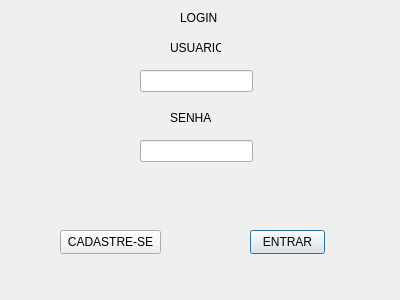
The window that GUI_BIBLIOTECA/loginwindow.ui (gabriotz/Project-edoo) describes before a commit, drawn with Qt 5.
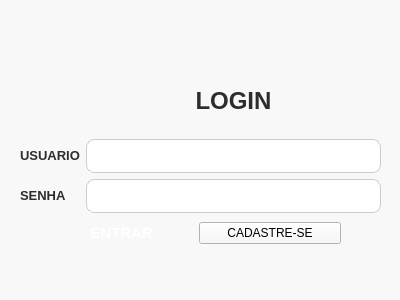
The same window after the commit.

```diff
--- a/GUI_BIBLIOTECA/loginwindow.ui
+++ b/GUI_BIBLIOTECA/loginwindow.ui
@@ -13,90 +13,146 @@
   <property name="windowTitle">
    <string>Dialog</string>
   </property>
-  <widget class="QLabel" name="label">
+  <property name="autoFillBackground">
+   <bool>false</bool>
+  </property>
+  <property name="styleSheet">
+   <string notr="true">background-color: rgb(248, 248, 248);</string>
+  </property>
+  <widget class="QWidget" name="layoutWidget">
    <property name="geometry">
     <rect>
-     <x>180</x>
-     <y>10</y>
-     <width>41</width>
-     <height>16</height>
+     <x>50</x>
+     <y>210</y>
+     <width>291</width>
+     <height>46</height>
     </rect>
    </property>
-   <property name="text">
-    <string>LOGIN</string>
-   </property>
+   <layout class="QHBoxLayout" name="horizontalLayout">
+    <item>
+     <widget class="QPushButton" name="loginButton">
+      <property name="styleSheet">
+       <string notr="true">background: qlineargradient(
+    x1:0, y1:0, x2:1, y2:0,
+    stop:0 #8B0000, stop:1 #ED1C24
+);
+color: white;
+border: none;
+padding: 12px 20px;
+font-size: 15px;
+font-weight: bold;
+border-radius: 10px;
+text-align: center;
+
+</string>
+      </property>
+      <property name="text">
+       <string>ENTRAR</string>
+      </property>
+     </widget>
+    </item>
+    <item>
+     <widget class="QPushButton" name="registerButton">
+      <property name="styleSheet">
+       <string notr="true">background: qlineargradient(
+    x1:0, y1:0, x2:1, y2:0,
+    stop:0 #8B0000, stop:1 #ED1C24
+);
+color: white;
+border: none;
+padding: 12px 20px;
+font-size: 15px;
+font-weight: bold;
+border-radius: 10px;
+text-align: center;
+
+hover {
+    background: qlineargradient(
+        x1:0, y1:0, x2:1, y2:0,
+        stop:0 #A00000, stop:1 #FF3030
+    );
+}
+</string>
+      </property>
+      <property name="text">
+       <string>CADASTRE-SE</string>
+      </property>
+     </widget>
+    </item>
+   </layout>
   </widget>
-  <widget class="QLineEdit" name="loginLineEdit">
+  <widget class="QWidget" name="layoutWidget">
    <property name="geometry">
     <rect>
-     <x>140</x>
+     <x>20</x>
      <y>70</y>
-     <width>113</width>
-     <height>22</height>
+     <width>361</width>
+     <height>143</height>
     </rect>
    </property>
-  </widget>
-  <widget class="QLabel" name="label_2">
-   <property name="geometry">
-    <rect>
-     <x>170</x>
-     <y>40</y>
-     <width>51</width>
-     <height>16</height>
-    </rect>
-   </property>
-   <property name="text">
-    <string>USUARIO</string>
-   </property>
-  </widget>
-  <widget class="QLabel" name="label_3">
-   <property name="geometry">
-    <rect>
-     <x>170</x>
-     <y>110</y>
-     <width>51</width>
-     <height>16</height>
-    </rect>
-   </property>
-   <property name="text">
-    <string>SENHA</string>
-   </property>
-  </widget>
-  <widget class="QLineEdit" name="passwordLineEdit">
-   <property name="geometry">
-    <rect>
-     <x>140</x>
-     <y>140</y>
-     <width>113</width>
-     <height>22</height>
-    </rect>
-   </property>
-  </widget>
-  <widget class="QPushButton" name="loginButton">
-   <property name="geometry">
-    <rect>
-     <x>250</x>
-     <y>230</y>
-     <width>75</width>
-     <height>24</height>
-    </rect>
-   </property>
-   <property name="text">
-    <string>ENTRAR</string>
-   </property>
-  </widget>
-  <widget class="QPushButton" name="registerButton">
-   <property name="geometry">
-    <rect>
-     <x>60</x>
-     <y>230</y>
-     <width>101</width>
-     <height>24</height>
-    </rect>
-   </property>
-   <property name="text">
-    <string>CADASTRE-SE</string>
-   </property>
+   <layout class="QGridLayout" name="gridLayout_2">
+    <item row="1" column="0">
+     <layout class="QGridLayout" name="gridLayout">
+      <item row="2" column="1">
+       <widget class="QLineEdit" name="passwordLineEdit">
+        <property name="styleSheet">
+         <string notr="true">background-color: white;
+border: 1px solid #CCCCCC;
+padding: 8px;
+border-radius: 8px;
+color: #2D2D2D;
+outline: none; /* Remove a borda de foco padrão do SO */</string>
+        </property>
+        <property name="text">
+         <string/>
+        </property>
+       </widget>
+      </item>
+      <item row="2" column="0">
+       <widget class="QLabel" name="label_3">
+        <property name="text">
+         <string>&lt;html&gt;&lt;head/&gt;&lt;body&gt;&lt;p&gt;&lt;span style=&quot; font-size:10pt; font-weight:700; color:#2d2d2d;&quot;&gt;SENHA&lt;/span&gt;&lt;/p&gt;&lt;/body&gt;&lt;/html&gt;</string>
+        </property>
+       </widget>
+      </item>
+      <item row="1" column="1">
+       <widget class="QLineEdit" name="loginLineEdit">
+        <property name="styleSheet">
+         <string notr="true">background-color: white;
+border: 1px solid #CCCCCC;
+padding: 8px;
+border-radius: 8px;
+color: #2D2D2D;
+outline: none; /* Remove a borda de foco padrão do SO */
+
+</string>
+        </property>
+        <property name="text">
+         <string/>
+        </property>
+       </widget>
+      </item>
+      <item row="1" column="0">
+       <widget class="QLabel" name="label_2">
+        <property name="styleSheet">
+         <string notr="true">color: rgb(45, 45, 45);
+font: 9pt &quot;Segoe UI&quot;;</string>
+        </property>
+        <property name="text">
+         <string>&lt;html&gt;&lt;head/&gt;&lt;body&gt;&lt;p&gt;&lt;span style=&quot; font-size:10pt; font-weight:700; color:#2d2d2d;&quot;&gt;USUARIO&lt;/span&gt;&lt;/p&gt;&lt;/body&gt;&lt;/html&gt;</string>
+        </property>
+       </widget>
+      </item>
+      <item row="0" column="1">
+       <widget class="QLabel" name="label">
+        <property name="text">
+         <string>&lt;html&gt;&lt;head/&gt;&lt;body&gt;&lt;p align=&quot;center&quot;&gt;&lt;span style=&quot; font-size:18pt; font-weight:700; color:#2D2D2D;&quot;&gt;LOGIN&lt;/span&gt;&lt;/p&gt;&lt;/body&gt;&lt;/html&gt;</string>
+        </property>
+       </widget>
+      </item>
+     </layout>
+    </item>
+   </layout>
   </widget>
  </widget>
  <resources/>
```
